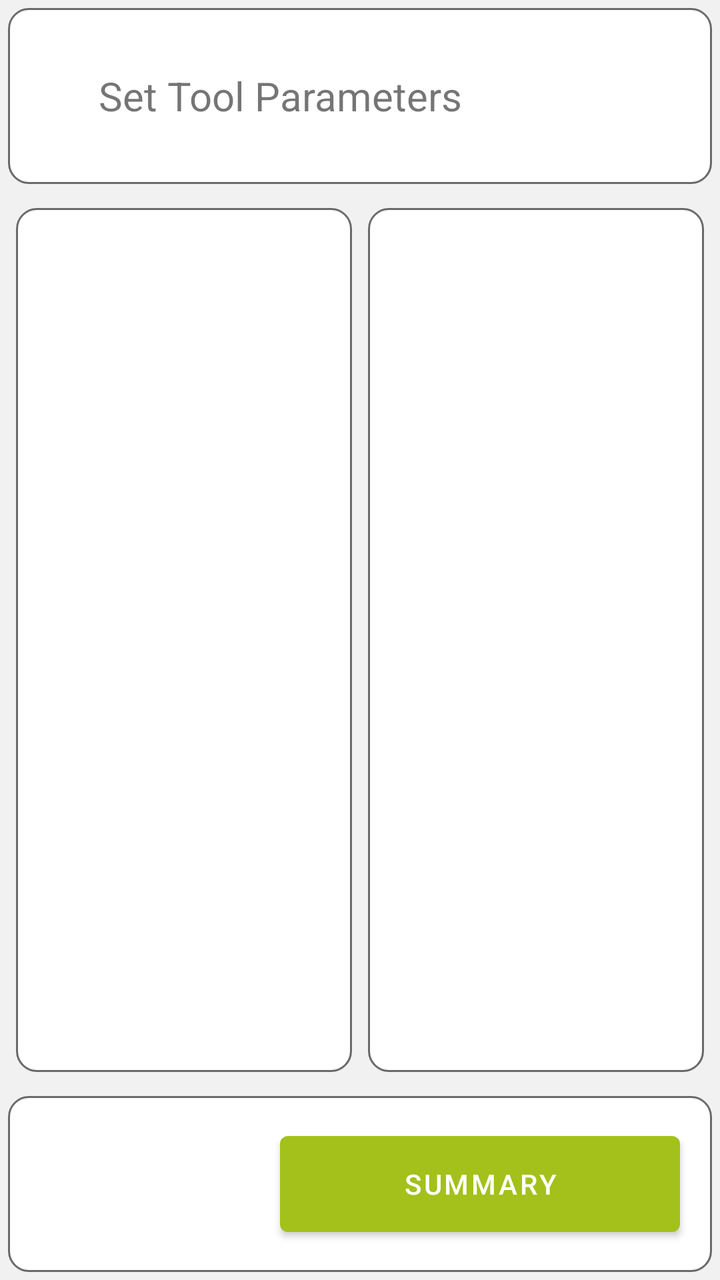
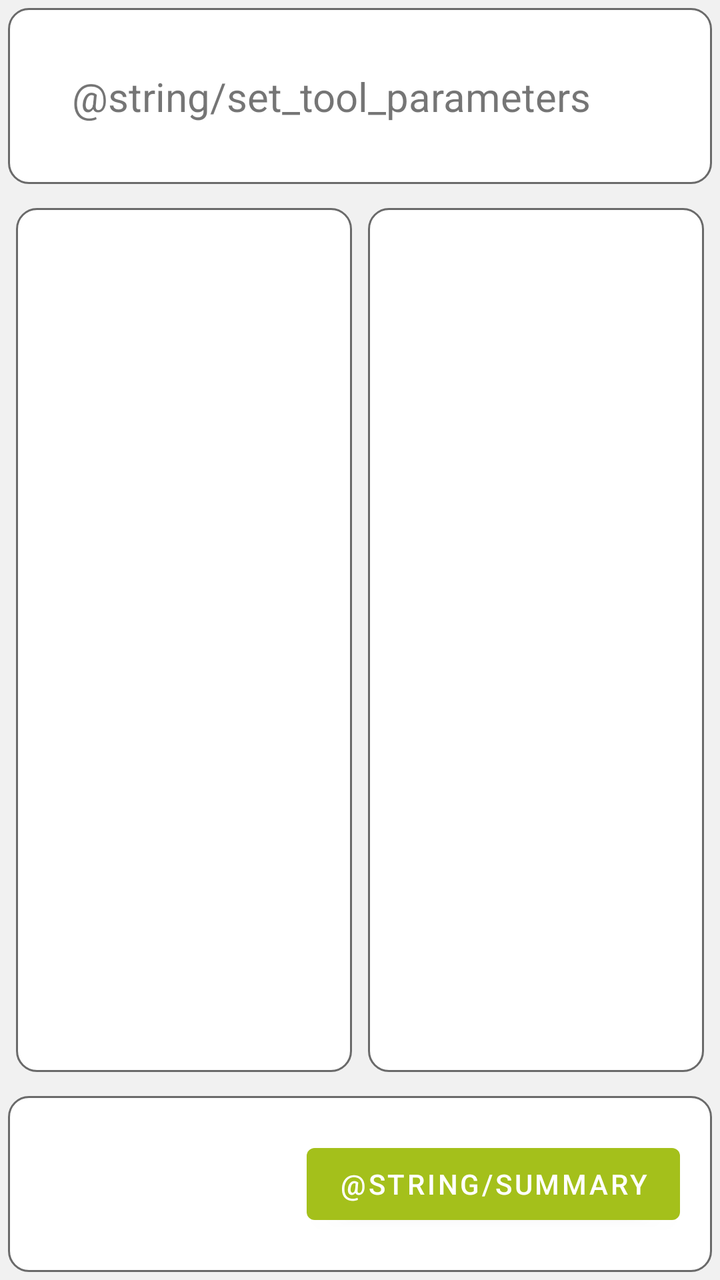

Compare the two renders of this Android layout. The source of the first and the diff that turns it into the second are given below.
<!-- AndroidManifest.xml: application theme AppTheme -->
<!-- res/layout/fragment_tool_management_params.xml -->
<?xml version="1.0" encoding="utf-8"?>
<layout xmlns:tools="http://schemas.android.com/tools"
    xmlns:android="http://schemas.android.com/apk/res/android"
    xmlns:app="http://schemas.android.com/apk/res-auto">

    <data>

        <variable
            name="viewModel"
            type="eu.agribot.agribotapp.ui.fragment.toolmanagement.toolparameters.ToolParamsViewModel" />
    </data>

    <LinearLayout
        android:layout_width="match_parent"
        android:layout_height="match_parent"
        android:background="@color/background_gray"
        android:orientation="vertical">


        <androidx.constraintlayout.widget.ConstraintLayout
            android:layout_width="match_parent"
            android:layout_height="0dp"
            android:layout_margin="@dimen/margin_small"
            android:layout_weight="1"
            android:background="@drawable/rounded_corner_layout"
            android:gravity="end"
            android:orientation="horizontal">


            <TextView
                android:id="@+id/textView4"
                android:layout_width="200dp"
                android:layout_height="60dp"
                android:layout_marginStart="36dp"
                android:textSize="@dimen/text_size_xlarge"
                android:gravity="center"
                android:text="Set Tool Parameters"
                app:layout_constraintBottom_toBottomOf="parent"
                app:layout_constraintStart_toStartOf="parent"
                app:layout_constraintTop_toTopOf="parent" />

        </androidx.constraintlayout.widget.ConstraintLayout>


        <LinearLayout
            android:layout_width="match_parent"
            android:layout_height="0dp"
            android:layout_margin="@dimen/margin_small"
            android:layout_weight="5"
            android:background="@color/background_gray"
            android:gravity="center"
            android:orientation="horizontal">

            <LinearLayout
                android:layout_width="0dp"
                android:layout_height="match_parent"
                android:layout_margin="@dimen/margin_small"
                android:layout_weight="1"
                android:background="@drawable/rounded_corner_layout"
                android:orientation="vertical">


                <ImageView
                    android:id="@+id/tool_photo"
                    android:layout_width="match_parent"
                    android:layout_height="match_parent"
                    android:layout_gravity="center"
                    android:layout_margin="@dimen/margin_medium" />

            </LinearLayout>

            <LinearLayout
                android:layout_width="0dp"
                android:layout_height="match_parent"
                android:layout_margin="@dimen/margin_small"
                android:layout_weight="1"
                android:background="@drawable/rounded_corner_layout"
                android:orientation="vertical">

                <androidx.recyclerview.widget.RecyclerView
                    android:id="@+id/params_recycler"
                    android:layout_width="match_parent"
                    android:layout_height="0dp"
                    android:layout_margin="@dimen/margin_medium"
                    android:layout_weight="1" />

            </LinearLayout>

        </LinearLayout>


        <androidx.constraintlayout.widget.ConstraintLayout
            android:layout_width="match_parent"
            android:layout_height="0dp"
            android:layout_margin="@dimen/margin_small"
            android:layout_weight="1"
            android:background="@drawable/rounded_corner_layout"
            android:gravity="end"
            android:orientation="horizontal">


            <com.google.android.material.button.MaterialButton
                android:id="@+id/right_button"
                android:layout_width="200dp"
                android:layout_height="60dp"
                android:layout_marginEnd="@dimen/margin_large"
                android:onClick="@{()-> viewModel.onSummaryButtonClicked()}"
                android:text="Summary"
                app:layout_constraintBottom_toBottomOf="parent"
                app:layout_constraintEnd_toEndOf="parent"
                app:layout_constraintTop_toTopOf="parent" />

        </androidx.constraintlayout.widget.ConstraintLayout>


    </LinearLayout>

</layout>
<!-- resources referenced by this layout -->
<resources>
  <color name="background_gray">#f1f1f1</color>
  <dimen name="margin_large">16dp</dimen>
  <dimen name="margin_medium">8dp</dimen>
  <dimen name="margin_small">4dp</dimen>
  <dimen name="text_size_xlarge">20sp</dimen>
  <!-- drawable rounded_corner_layout (drawable) -->
  <?xml version="1.0" encoding="utf-8"?>
  <shape xmlns:android="http://schemas.android.com/apk/res/android">
  
      <solid android:color="@android:color/white"/>
      <corners android:radius="10dp"/>
      <stroke
          android:width="1dp"
          android:color="@color/gray" />
  
  </shape>
  <style name="AppTheme" parent="Theme.MaterialComponents.Light.DarkActionBar">
          
          <item name="colorPrimary">@color/colorPrimary</item>
          <item name="colorPrimaryDark">@color/colorPrimaryDark</item>
          <item name="colorAccent">@color/colorAccent</item>
      </style>
  <color name="gray">#6A6A6A</color>
  <color name="colorPrimary">@color/base_green</color>
  <color name="colorPrimaryDark">@color/base_green_darker</color>
  <color name="colorAccent">@color/gray</color>
  <color name="base_green">#a4c01b</color>
  <color name="base_green_darker">#839915</color>
</resources>

<!-- the commit's change to res/layout/fragment_tool_management_params.xml (unified diff, before → after) -->
@@ -29,12 +29,12 @@
 
             <TextView
                 android:id="@+id/textView4"
-                android:layout_width="200dp"
-                android:layout_height="60dp"
-                android:layout_marginStart="36dp"
+                android:layout_width="wrap_content"
+                android:layout_height="wrap_content"
+                android:layout_marginStart="@dimen/margin_xxlarge"
                 android:textSize="@dimen/text_size_xlarge"
                 android:gravity="center"
-                android:text="Set Tool Parameters"
+                android:text="@string/set_tool_parameters"
                 app:layout_constraintBottom_toBottomOf="parent"
                 app:layout_constraintStart_toStartOf="parent"
                 app:layout_constraintTop_toTopOf="parent" />
@@ -101,11 +101,11 @@
 
             <com.google.android.material.button.MaterialButton
                 android:id="@+id/right_button"
-                android:layout_width="200dp"
-                android:layout_height="60dp"
+                android:layout_width="wrap_content"
+                android:layout_height="wrap_content"
                 android:layout_marginEnd="@dimen/margin_large"
                 android:onClick="@{()-> viewModel.onSummaryButtonClicked()}"
-                android:text="Summary"
+                android:text="@string/summary"
                 app:layout_constraintBottom_toBottomOf="parent"
                 app:layout_constraintEnd_toEndOf="parent"
                 app:layout_constraintTop_toTopOf="parent" />
<!-- resource entries referenced after the edit -->
@@ -4,6 +4,7 @@
   <dimen name="margin_large">16dp</dimen>
   <dimen name="margin_medium">8dp</dimen>
   <dimen name="margin_small">4dp</dimen>
+  <dimen name="margin_xxlarge">32dp</dimen>
   <dimen name="text_size_xlarge">20sp</dimen>
   <!-- drawable rounded_corner_layout (drawable) -->
   <?xml version="1.0" encoding="utf-8"?>
